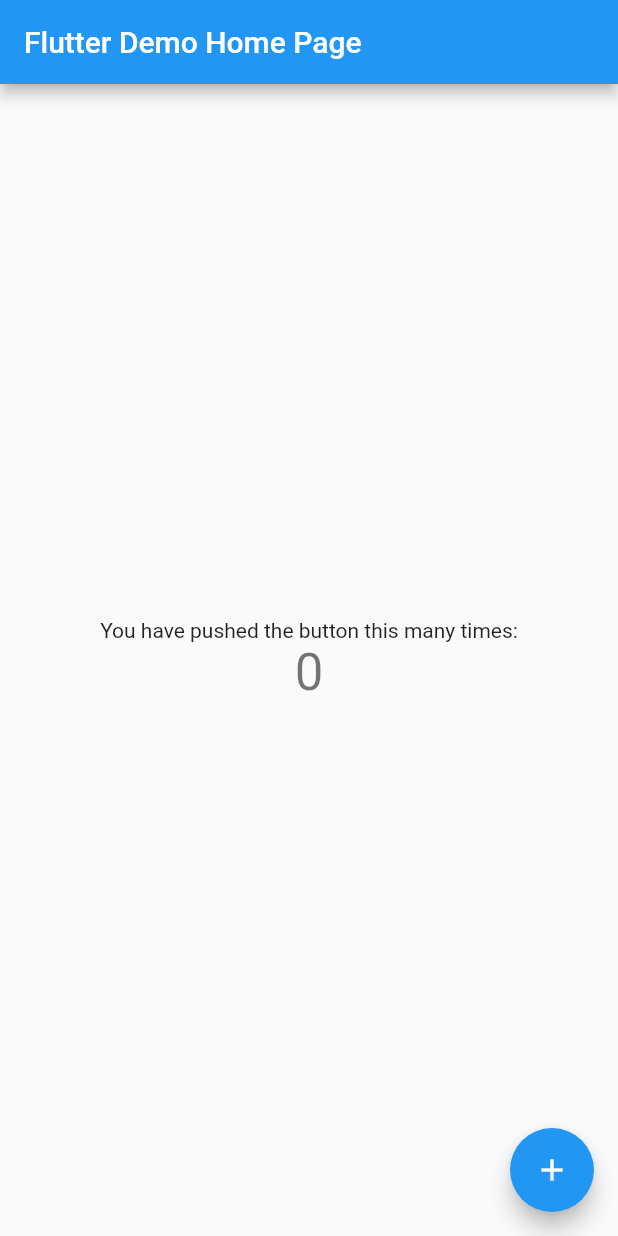
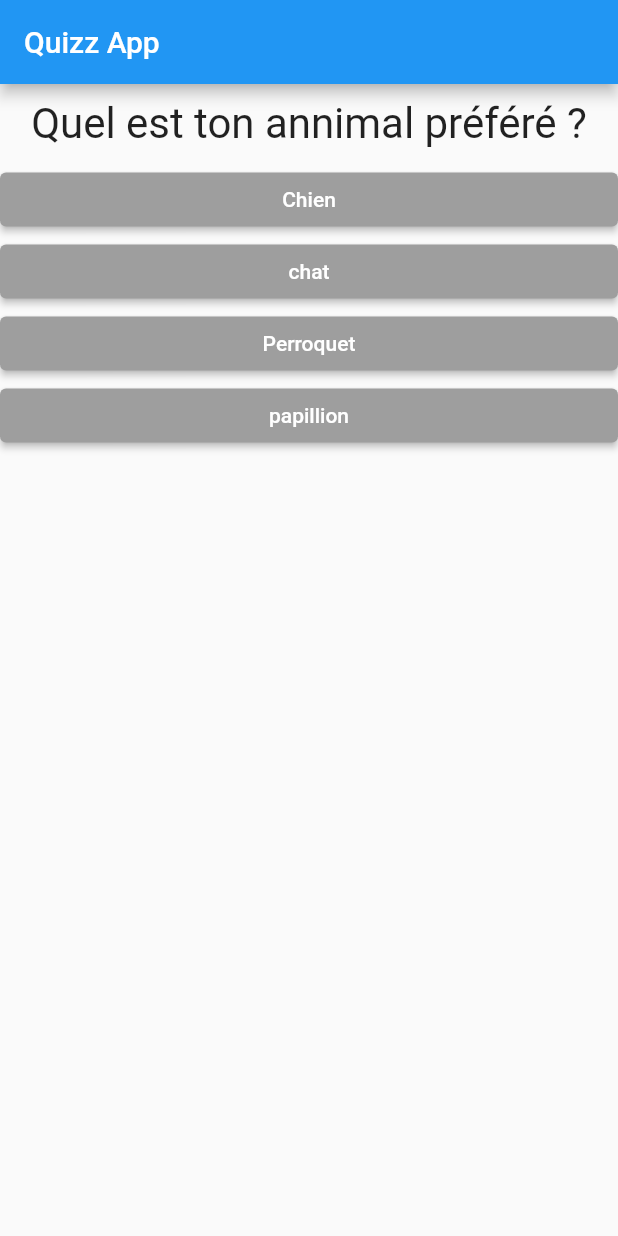
Before and after one commit to Thibaut792/QuizzMobile, a Flutter app: the screen it shows after launch, on a phone screen of 412 x 824 dp. Run offline on Flutter 3.47's test engine with Material 2 defaults, Android fonts, the phone set to English and light mode, and no system bars.

Commit message:
First commit

```diff
--- /dev/null
+++ b/lib/answer.dart
@@ -0,0 +1,22 @@
+import 'package:flutter/material.dart';
+
+class Answer extends StatelessWidget {
+
+  final String answerText;
+  final VoidCallback selectHandler;
+  const Answer(this.answerText, this.selectHandler);
+
+  @override
+  Widget build(BuildContext context) {
+    return Container(
+      width: double.infinity,
+      child: ElevatedButton(
+        onPressed: selectHandler,
+        style: ButtonStyle(
+          backgroundColor: MaterialStatePropertyAll(Colors.grey)
+            ),
+          child: Text(answerText),
+          ),
+    );
+  }
+}
--- a/lib/main.dart
+++ b/lib/main.dart
@@ -1,115 +1,80 @@
 import 'package:flutter/material.dart';
+import 'package:my_fisrt_app/answer.dart';
+import 'package:my_fisrt_app/question.dart';
+import 'package:my_fisrt_app/quizz.dart';
+import 'package:my_fisrt_app/result.dart';
 
-void main() {
-  runApp(const MyApp());
+//void main() {
+//  runApp(MyApp());
+//}
+
+void main()=> runApp(MyApp());
+
+class MyApp extends StatefulWidget {
+  @override
+  State<StatefulWidget> createState() {
+    // TODO: implement createState
+    return _MyAppState();
+  }
+
 }
 
-class MyApp extends StatelessWidget {
-  const MyApp({super.key});
+class _MyAppState extends State<MyApp>{
 
-  // This widget is the root of your application.
-  @override
-  Widget build(BuildContext context) {
-    return MaterialApp(
-      title: 'Flutter Demo',
-      theme: ThemeData(
-        // This is the theme of your application.
-        //
-        // Try running your application with "flutter run". You'll see the
-        // application has a blue toolbar. Then, without quitting the app, try
-        // changing the primarySwatch below to Colors.green and then invoke
-        // "hot reload" (press "r" in the console where you ran "flutter run",
-        // or simply save your changes to "hot reload" in a Flutter IDE).
-        // Notice that the counter didn't reset back to zero; the application
-        // is not restarted.
-        primarySwatch: Colors.blue,
-      ),
-      home: const MyHomePage(title: 'Flutter Demo Home Page'),
-    );
+  var _questionIndex = 0;
+  var totalScore = 0;
+
+  void _answerQuestion(int score){
+    totalScore += score;
+    setState(() {
+      if(_questionIndex < questions.length){
+        _questionIndex++;
+      }
+
+    });
   }
-}
 
-class MyHomePage extends StatefulWidget {
-  const MyHomePage({super.key, required this.title});
 
-  // This widget is the home page of your application. It is stateful, meaning
-  // that it has a State object (defined below) that contains fields that affect
-  // how it looks.
+  var questions = [
+    {
+      'questionText' : 'Quel est ton annimal préféré ?',
+      'answers' : [
+        {"reponse": "Chien", "score": 0},
+        {"reponse": "chat", "score": 1},
+        {"reponse": "Perroquet", "score": 2},
+        {"reponse": "papillion", "score": 3},
+      ]
+    },
+    {
+      'questionText' : 'De quelle maison de poudlard viens tu ?',
+      'answers' : [
+        {"reponse": "Gryffondor", "score": 0},
+        {"reponse": "Serpentard", "score": 1},
+        {"reponse": "Poufsouffle", "score": 2},
+        {"reponse": "Serdaigle", "score": 3},
+        ]
+    }
+  ];
 
-  // This class is the configuration for the state. It holds the values (in this
-  // case the title) provided by the parent (in this case the App widget) and
-  // used by the build method of the State. Fields in a Widget subclass are
-  // always marked "final".
-
-  final String title;
-
-  @override
-  State<MyHomePage> createState() => _MyHomePageState();
-}
-
-class _MyHomePageState extends State<MyHomePage> {
-  int _counter = 0;
-
-  void _incrementCounter() {
+  void _resetQuizz(){
     setState(() {
-      // This call to setState tells the Flutter framework that something has
-      // changed in this State, which causes it to rerun the build method below
-      // so that the display can reflect the updated values. If we changed
-      // _counter without calling setState(), then the build method would not be
-      // called again, and so nothing would appear to happen.
-      _counter++;
+      totalScore = 0;
+      _questionIndex = 0;
     });
   }
 
   @override
   Widget build(BuildContext context) {
-    // This method is rerun every time setState is called, for instance as done
-    // by the _incrementCounter method above.
-    //
-    // The Flutter framework has been optimized to make rerunning build methods
-    // fast, so that you can just rebuild anything that needs updating rather
-    // than having to individually change instances of widgets.
-    return Scaffold(
-      appBar: AppBar(
-        // Here we take the value from the MyHomePage object that was created by
-        // the App.build method, and use it to set our appbar title.
-        title: Text(widget.title),
+    return MaterialApp(
+      home: Scaffold(
+        appBar: AppBar(
+          title: const Text("Quizz App"),
+        ),
+        body: _questionIndex < questions.length ?
+          Quizz(questions, _questionIndex, _answerQuestion)
+          :
+          Result(totalScore, _resetQuizz)
       ),
-      body: Center(
-        // Center is a layout widget. It takes a single child and positions it
-        // in the middle of the parent.
-        child: Column(
-          // Column is also a layout widget. It takes a list of children and
-          // arranges them vertically. By default, it sizes itself to fit its
-          // children horizontally, and tries to be as tall as its parent.
-          //
-          // Invoke "debug painting" (press "p" in the console, choose the
-          // "Toggle Debug Paint" action from the Flutter Inspector in Android
-          // Studio, or the "Toggle Debug Paint" command in Visual Studio Code)
-          // to see the wireframe for each widget.
-          //
-          // Column has various properties to control how it sizes itself and
-          // how it positions its children. Here we use mainAxisAlignment to
-          // center the children vertically; the main axis here is the vertical
-          // axis because Columns are vertical (the cross axis would be
-          // horizontal).
-          mainAxisAlignment: MainAxisAlignment.center,
-          children: <Widget>[
-            const Text(
-              'You have pushed the button this many times:',
-            ),
-            Text(
-              '$_counter',
-              style: Theme.of(context).textTheme.headline4,
-            ),
-          ],
-        ),
-      ),
-      floatingActionButton: FloatingActionButton(
-        onPressed: _incrementCounter,
-        tooltip: 'Increment',
-        child: const Icon(Icons.add),
-      ), // This trailing comma makes auto-formatting nicer for build methods.
     );
   }
 }
--- /dev/null
+++ b/lib/question.dart
@@ -0,0 +1,23 @@
+import 'package:flutter/material.dart';
+
+class Question extends StatelessWidget {
+
+  final String questionText;
+
+  Question(this.questionText);
+
+  @override
+  Widget build(BuildContext context) {
+    return Container(
+      width: double.infinity,
+      margin: EdgeInsets.all(10),
+      child: Text(
+          questionText,
+          style : const TextStyle(
+            fontSize: 28
+          ),
+        textAlign: TextAlign.center,
+      ),
+    );
+  }
+}
--- /dev/null
+++ b/lib/quizz.dart
@@ -0,0 +1,24 @@
+import 'package:flutter/material.dart';
+import 'package:my_fisrt_app/question.dart';
+
+import 'answer.dart';
+
+class Quizz extends StatelessWidget {
+
+  final List<Map<String, Object>> questions;
+  final Function answerQuestion;
+  final int questionIndex;
+  const Quizz(this.questions, this.questionIndex, this.answerQuestion,{Key? key}) : super(key: key);
+
+  @override
+  Widget build(BuildContext context) {
+    return Column(
+      children: [
+        Question(questions[questionIndex]['questionText'] as String),
+        ...(questions[questionIndex]['answers'] as List<Map<String, Object>>)
+            .map((answer) => Answer(answer['reponse'] as String,
+                () => answerQuestion(answer['score'])))
+      ],
+    );
+  }
+}
--- /dev/null
+++ b/lib/result.dart
@@ -0,0 +1,21 @@
+import 'package:flutter/material.dart';
+
+class Result extends StatelessWidget {
+
+  final int totalScore;
+  final VoidCallback reset;
+  const Result(this.totalScore, this.reset);
+
+  @override
+  Widget build(BuildContext context) {
+    return Center(
+      child: Column(
+        children: [
+          const Text("Vous avez fini le quizz !!"),
+          Text("Avec $totalScore points"),
+          TextButton(onPressed: reset, child: const Text("Recommencer"))
+        ],
+      ),
+    );
+  }
+}
```
